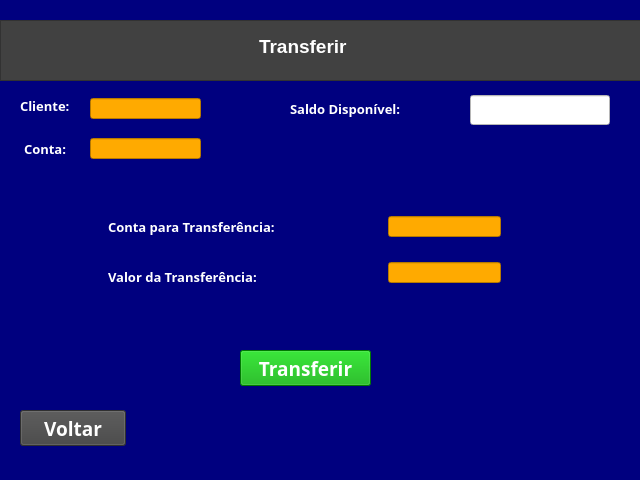
Above: Projeto_Conta/telas/transferir.ui from elievelton/Git before the change. Below: the same form after it.
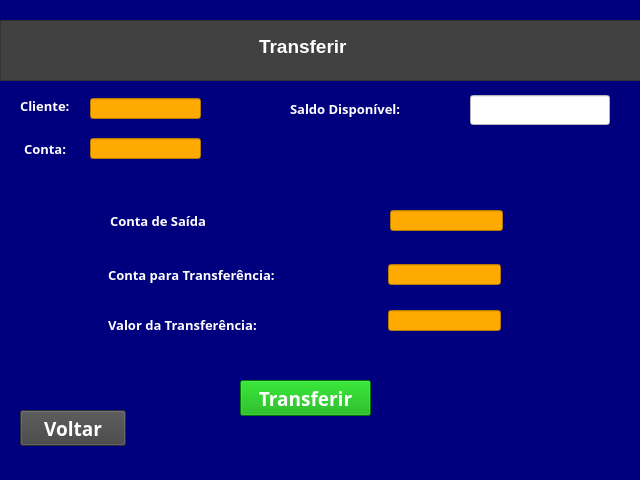
That is the form after the change.

Patch:
```diff
--- a/Projeto_Conta/telas/transferir.ui
+++ b/Projeto_Conta/telas/transferir.ui
@@ -21,7 +21,7 @@
     <property name="geometry">
      <rect>
       <x>108</x>
-      <y>217</y>
+      <y>265</y>
       <width>271</width>
       <height>20</height>
      </rect>
@@ -46,7 +46,7 @@
     <property name="geometry">
      <rect>
       <x>108</x>
-      <y>267</y>
+      <y>315</y>
       <width>261</width>
       <height>20</height>
      </rect>
@@ -71,7 +71,7 @@
     <property name="geometry">
      <rect>
       <x>240</x>
-      <y>350</y>
+      <y>380</y>
       <width>131</width>
       <height>36</height>
      </rect>
@@ -121,7 +121,7 @@
     <property name="geometry">
      <rect>
       <x>388</x>
-      <y>216</y>
+      <y>264</y>
       <width>113</width>
       <height>21</height>
      </rect>
@@ -135,7 +135,7 @@
     <property name="geometry">
      <rect>
       <x>388</x>
-      <y>262</y>
+      <y>310</y>
       <width>113</width>
       <height>21</height>
      </rect>
@@ -338,6 +338,45 @@
      <string/>
     </property>
    </widget>
+   <widget class="QLabel" name="label_4">
+    <property name="geometry">
+     <rect>
+      <x>110</x>
+      <y>211</y>
+      <width>271</width>
+      <height>20</height>
+     </rect>
+    </property>
+    <property name="font">
+     <font>
+      <family>Noto Sans</family>
+      <pointsize>10</pointsize>
+      <weight>75</weight>
+      <italic>false</italic>
+      <bold>true</bold>
+     </font>
+    </property>
+    <property name="styleSheet">
+     <string notr="true">color: rgb(255, 255, 255);</string>
+    </property>
+    <property name="text">
+     <string>Conta de Saída</string>
+    </property>
+   </widget>
+   <widget class="QLineEdit" name="lineEdit_3">
+    <property name="geometry">
+     <rect>
+      <x>390</x>
+      <y>210</y>
+      <width>113</width>
+      <height>21</height>
+     </rect>
+    </property>
+    <property name="styleSheet">
+     <string notr="true">background-color: rgb(255, 170, 0);
+color: rgb(0, 0, 0);</string>
+    </property>
+   </widget>
   </widget>
   <widget class="QStatusBar" name="statusbar"/>
  </widget>
```
